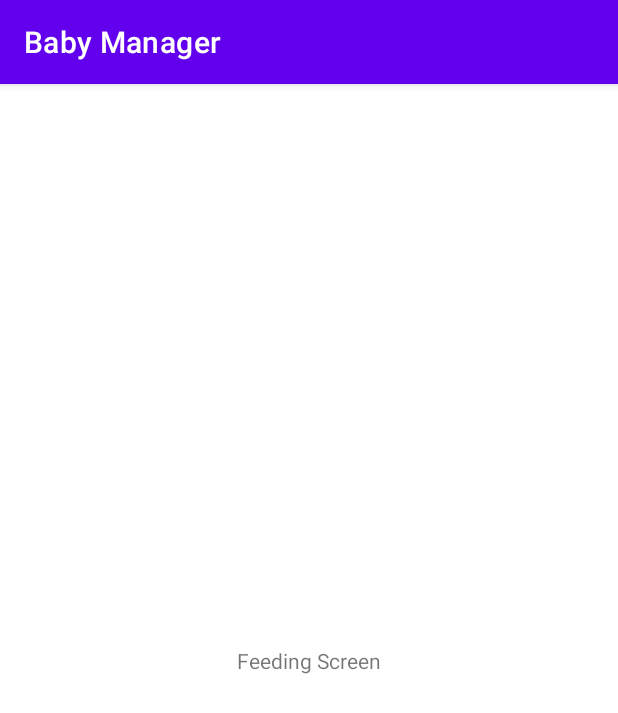
After one commit to GeMath18/Baby_Manager, an Android app: the FeedingActivity screen opened directly, with no data from a screen before it, on a phone screen of 412 x 824 dp. The commit adds this screen. Shown: the top 713 px of the screen. Run offline under Robolectric (Android 15) with nearby library versions, the phone set to English and light mode, and no system bars.

Commit message:
created activities for the options on main menu

```diff
--- /dev/null
+++ b/app/src/main/java/com/example/babymanager/FeedingActivity.java
@@ -0,0 +1,14 @@
+package com.example.babymanager;
+
+import androidx.appcompat.app.AppCompatActivity;
+
+import android.os.Bundle;
+
+public class FeedingActivity extends AppCompatActivity {
+
+    @Override
+    protected void onCreate(Bundle savedInstanceState) {
+        super.onCreate(savedInstanceState);
+        setContentView(R.layout.activity_feeding);
+    }
+}
--- /dev/null
+++ b/app/src/main/res/layout/activity_feeding.xml
@@ -0,0 +1,18 @@
+<?xml version="1.0" encoding="utf-8"?>
+<androidx.constraintlayout.widget.ConstraintLayout xmlns:android="http://schemas.android.com/apk/res/android"
+    xmlns:app="http://schemas.android.com/apk/res-auto"
+    xmlns:tools="http://schemas.android.com/tools"
+    android:layout_width="match_parent"
+    android:layout_height="match_parent"
+    tools:context=".FeedingActivity">
+
+    <TextView
+        android:id="@+id/textView"
+        android:layout_width="wrap_content"
+        android:layout_height="wrap_content"
+        android:text="@string/feeding_screen_text"
+        app:layout_constraintBottom_toBottomOf="parent"
+        app:layout_constraintEnd_toEndOf="parent"
+        app:layout_constraintStart_toStartOf="parent"
+        app:layout_constraintTop_toTopOf="parent" />
+</androidx.constraintlayout.widget.ConstraintLayout>
--- a/app/src/main/res/values/strings.xml
+++ b/app/src/main/res/values/strings.xml
@@ -34,6 +34,10 @@
     <string name="name_text">Name</string>
     <string name="des_text">Des</string>
     <string name="todo_text">TODO</string>
+    <string name="feeding_screen_text">Feeding Screen</string>
+    <string name="diapering_text">Diapering</string>
+    <string name="sleep_text">Sleep</string>
+    <string name="mom_text">Mom</string>
 
 
 </resources>
```
Also changed, not shown: app/src/main/AndroidManifest.xml (+8 -5 lines), app/src/main/java/com/example/babymanager/DiaperingActivity.java (added, +14 -0 lines), app/src/main/java/com/example/babymanager/HomeFragment.java (+29 -0 lines), app/src/main/java/com/example/babymanager/MomActivity.java (added, +14 -0 lines), app/src/main/java/com/example/babymanager/SleepActivity.java (added, +14 -0 lines), app/src/main/res/layout/activity_diapering.xml (added, +18 -0 lines), app/src/main/res/layout/activity_mom.xml (added, +18 -0 lines), app/src/main/res/layout/activity_sleep.xml (added, +18 -0 lines).
